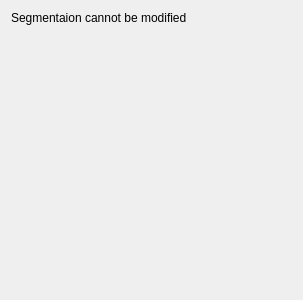
Before: the Qt Designer form App/Panels/SegmentationProperties/NoFilterRefiner.ui in FelixdelasPozas/EspINA, drawn with Qt 5.
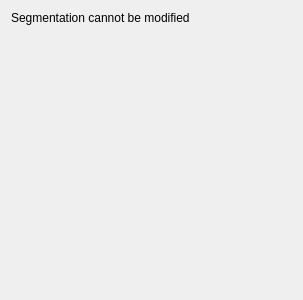
After: the same form once the commit is applied.

The edit to the form file:
```diff
--- a/App/Panels/SegmentationProperties/NoFilterRefiner.ui
+++ b/App/Panels/SegmentationProperties/NoFilterRefiner.ui
@@ -14,7 +14,7 @@
    <item>
     <widget class="QLabel" name="label_2">
      <property name="text">
-      <string>Segmentaion cannot be modified</string>
+      <string>Segmentation cannot be modified</string>
      </property>
     </widget>
    </item>
```
